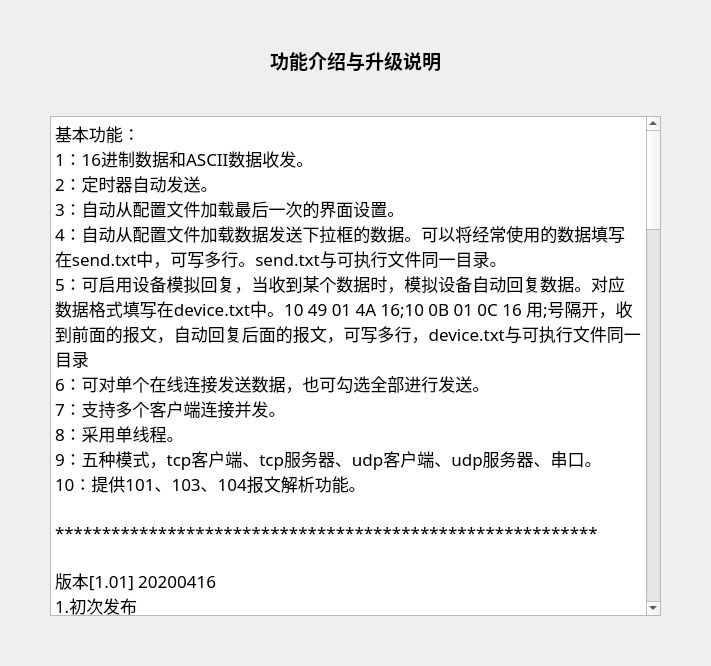
Above: src/form/dialogintroduction.ui from whx110123/nettool before the change. Below: the same form after it.
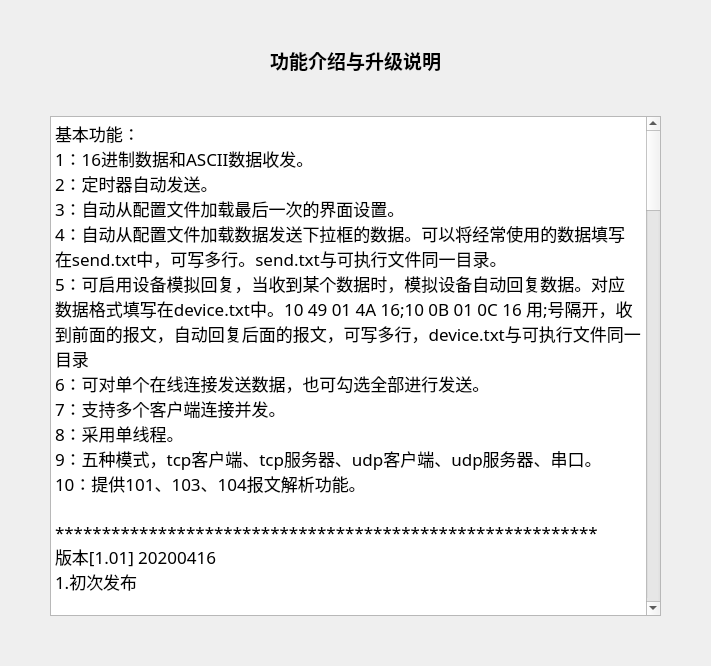
That is the form after the change.

Patch:
```diff
--- a/src/form/dialogintroduction.ui
+++ b/src/form/dialogintroduction.ui
@@ -75,57 +75,69 @@
 10：提供101、103、104报文解析功能。
 
 **********************************************************
-
 版本[1.01] 20200416
 1.初次发布
 
+**********************************************************
 版本[1.02] 20200419
 1.增加高级功能：自定义报文发送
 
+**********************************************************
 版本[1.03] 20200422
 1.自定义报文可以一键导入、清除、选中，发送时对应的报文背景色会变化
 
+**********************************************************
 版本[1.04] 20200427
 1.104增加asdu50解析
 2.模拟设备时，去除首尾空格以及字母大小写的影响
 
+**********************************************************
 版本[1.05] 20200428
 1.模拟设备时，解决串口报文断帧的影响
 2.解析报文时，可以手动对原始报文与解析结果内容上色
 
+**********************************************************
 版本[1.06] 20200504
 1.增加高级功能：报文处理，可校验、转换等功能
 
+**********************************************************
 版本[1.07] 20200520
 1.自定义报文可以发送文件
 2.Unicode编码每组数据间可以使用多个空格
 3.编码转化中字符从行输入改用文本输入,可输入回车
 
+**********************************************************
 版本[1.08] 20200522
 1.103 增加对ASDU21的解析
 2.103 修改ASDU10的解析,在解析NGD前判断是否存在NGD
 3.增加软件介绍
 
+**********************************************************
 版本[1.09] 20200607
 1.103 ASDU10支持对ASCII 8位码的解析
 2.104 增加ASDU167(定值召唤等扩展功能)的解析
 
+**********************************************************
 版本[1.10] 20200608
 1.增加高级功能：报文调试,可以根据收到的报文模拟回复的报文
 
+**********************************************************
 版本[1.11] 20200610
 1.103 ASDU10增加GDD1为203,即遥脉报文的解析
 2.修改对网络103与104序号管理解析时的格式
 
+**********************************************************
 版本[2.01] 20200810
 1.使用新的代码进行解析报文
 2.增加保信规约解析与103ASDU报文解析
 3.增加模拟104主站与子站功能
 
+**********************************************************
 版本[2.02] 20200827
 1.104增加一键顺控报文解析
 2.完善104模拟主站功能
 
+**********************************************************
 版本[2.03] 20200922
 1.103 增加扰动数据ASDU23-31报文解析
 2.103 ASDU10gdd增加部分解析
@@ -133,22 +145,32 @@
 4.增加两个规约配置，可处理一些特殊规约
 5.增加华北103规约解析
 
+**********************************************************
 版本[2.04] 20201012
 1.完善104模拟主站遥控功能
 2.修正103asdu10 gdd18的解析错误
 3.增加104与103多种asdu类型的解析
 
+**********************************************************
 版本[2.05] 20201025
 1.基本完成101、103、104所有类型报文的解析
 
+**********************************************************
 版本[2.06] 20201116
 1.增加modbusRTU报文解析
 2.增加双精度浮点数与16进制相互转换
 3.整理报文功能增加对0x开头的16进制数处理
 4.报文中非16进制的字符将被丢弃
 
+**********************************************************
 版本[2.07] 20201125
-1.增加modbusTCP报文解析</string>
+1.增加modbusTCP报文解析
+2.增加许继网络103与南自网络103的解析
+
+**********************************************************
+版本[2.08] 20201210
+1.修改代码结构，可对特殊规约做特殊处理
+2.对许继网络103的asdu40与asdu41报文特殊处理</string>
      </property>
     </widget>
    </item>
```
